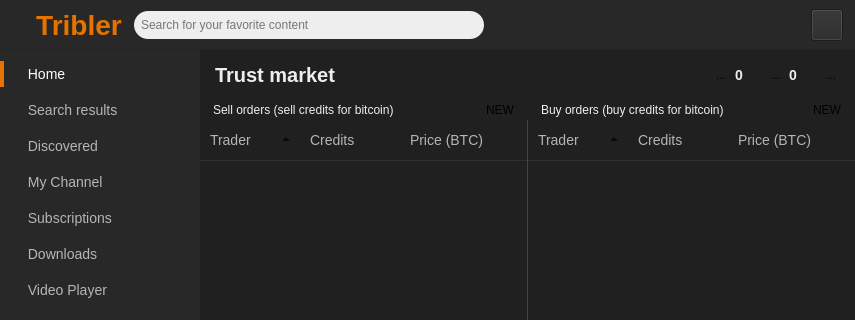
vwigmore/tribler, file TriblerGUI/qt_resources/mainwindow.ui: the form before one commit; both pictures show x 0 to 855 and y 0 to 320 of the 855 by 655 pixel window.
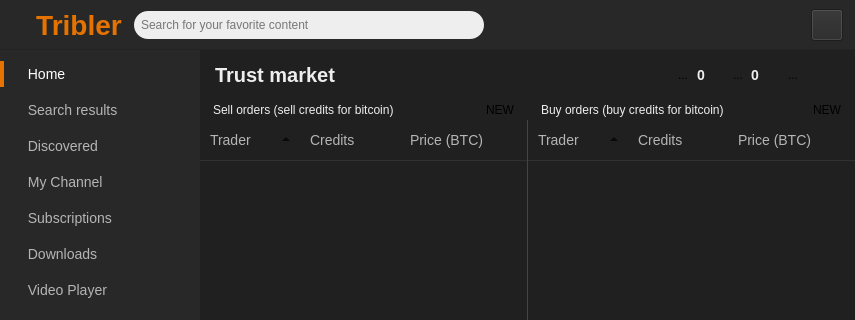
The form after the commit. Icons and pictures are not drawn. Custom widgets are drawn as their Qt base class.

Commit message: It is now possible to create orders in GUI

Patch:
```diff
--- a/TriblerGUI/qt_resources/mainwindow.ui
+++ b/TriblerGUI/qt_resources/mainwindow.ui
@@ -9422,6 +9422,57 @@
                </property>
               </widget>
              </item>
+             <item>
+              <spacer name="horizontalSpacer_75">
+               <property name="orientation">
+                <enum>Qt::Horizontal</enum>
+               </property>
+               <property name="sizeType">
+                <enum>QSizePolicy::Fixed</enum>
+               </property>
+               <property name="sizeHint" stdset="0">
+                <size>
+                 <width>10</width>
+                 <height>20</height>
+                </size>
+               </property>
+              </spacer>
+             </item>
+             <item>
+              <widget class="QToolButton" name="toolButton_7">
+               <property name="minimumSize">
+                <size>
+                 <width>28</width>
+                 <height>28</height>
+                </size>
+               </property>
+               <property name="maximumSize">
+                <size>
+                 <width>28</width>
+                 <height>28</height>
+                </size>
+               </property>
+               <property name="cursor">
+                <cursorShape>PointingHandCursor</cursorShape>
+               </property>
+               <property name="styleSheet">
+                <string notr="true">border: none;</string>
+               </property>
+               <property name="text">
+                <string/>
+               </property>
+               <property name="icon">
+                <iconset>
+                 <normaloff>../images/history.png</normaloff>../images/history.png</iconset>
+               </property>
+               <property name="iconSize">
+                <size>
+                 <width>20</width>
+                 <height>20</height>
+                </size>
+               </property>
+              </widget>
+             </item>
              <item>
               <spacer name="horizontalSpacer_70">
                <property name="orientation">
```
Left out of the diff: 4 changed lines with no effect on the pictures. The commit also changes 7 other files.
